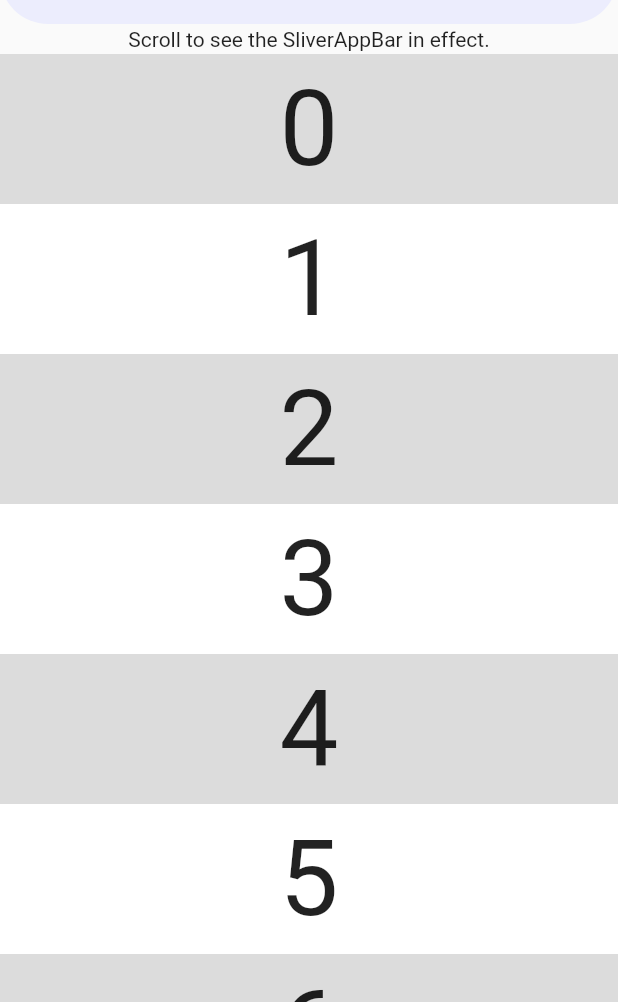
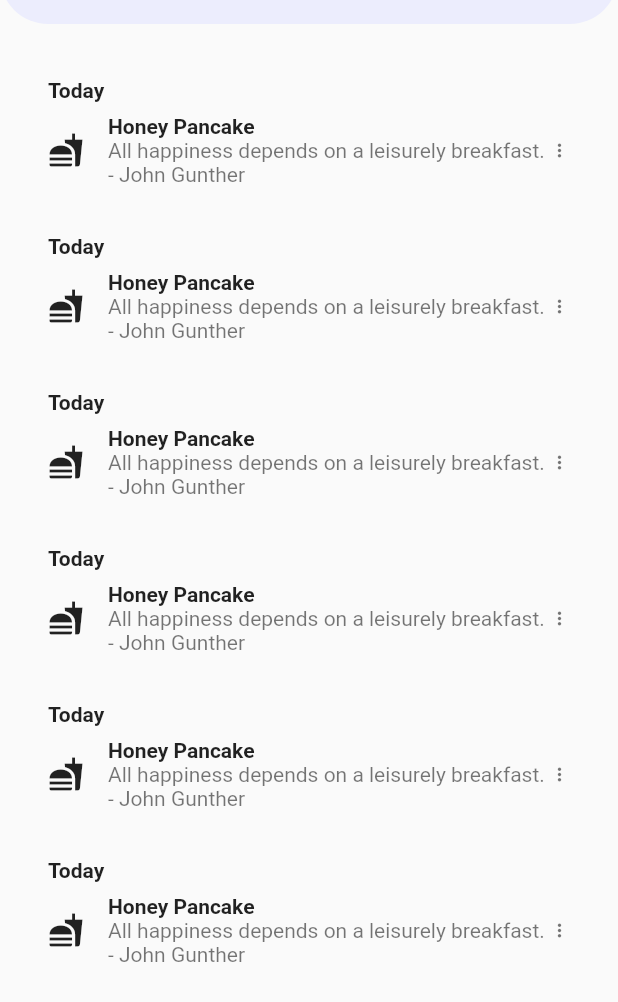
Before and after one commit to ThanapongR/todo_app, a Flutter app: the screen it shows after launch, on a phone screen of 412 x 824 dp, the part 234-1236 px from its top. Run offline on Flutter 3.47's test engine with Material 2 defaults, Android fonts, the phone set to English and light mode, and no system bars.

Commit message:
add list

```diff
--- a/lib/screens/todo_screen.dart
+++ b/lib/screens/todo_screen.dart
@@ -52,20 +52,61 @@ class ToDoScreen extends StatelessWidget {
           ),
           const SliverToBoxAdapter(
             child: SizedBox(
-              height: 20,
-              child: Center(
-                child: Text('Scroll to see the SliverAppBar in effect.'),
-              ),
+              height: 20.0,
             ),
           ),
           SliverList(
             delegate: SliverChildBuilderDelegate(
               (BuildContext context, int index) {
                 return Container(
-                  color: index.isOdd ? Colors.white : Colors.black12,
-                  height: 100.0,
-                  child: Center(
-                    child: Text('$index', textScaleFactor: 5),
+                  padding: const EdgeInsets.only(
+                    left: 32.0,
+                    top: 16.0,
+                    right: 32.0,
+                    bottom: 16.0,
+                  ),
+                  child: const Column(
+                    crossAxisAlignment: CrossAxisAlignment.stretch,
+                    children: [
+                      Text(
+                        'Today',
+                        style: TextStyle(fontWeight: FontWeight.bold),
+                      ),
+                      SizedBox(
+                        height: 8.0,
+                      ),
+                      Row(
+                        crossAxisAlignment: CrossAxisAlignment.center,
+                        children: [
+                          Icon(Icons.fastfood),
+                          SizedBox(
+                            width: 16.0,
+                          ),
+                          Expanded(
+                            child: Column(
+                              crossAxisAlignment: CrossAxisAlignment.start,
+                              children: [
+                                Text(
+                                  'Honey Pancake',
+                                  style: TextStyle(fontWeight: FontWeight.bold),
+                                ),
+                                Text(
+                                  'All happiness depends on a leisurely breakfast. - John Gunther',
+                                  overflow: TextOverflow.ellipsis,
+                                  maxLines: 3,
+                                  style: TextStyle(color: Colors.black54),
+                                ),
+                              ],
+                            ),
+                          ),
+                          Icon(
+                            Icons.more_vert,
+                            color: Colors.black54,
+                            size: 14.0,
+                          ),
+                        ],
+                      )
+                    ],
                   ),
                 );
               },
```
